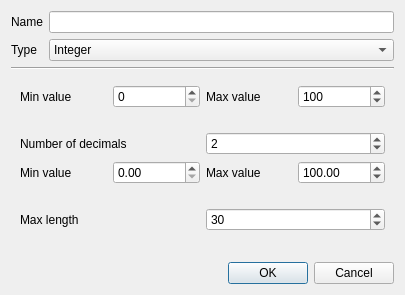
This is Dialogs/AddColumnDialog.ui in AmbreM71/MovieManager as Qt 5 draws it before an edit. The edited form follows.
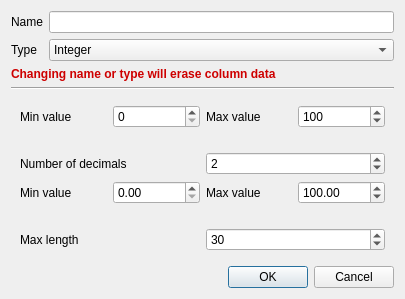
This is the edited form.

Commit message:
[Custom columns] Alter movies table columns
Add or remove column of movies table as they're defined in MovieManager

Patch:
```diff
--- a/Dialogs/AddColumnDialog.ui
+++ b/Dialogs/AddColumnDialog.ui
@@ -29,7 +29,7 @@
    <bool>true</bool>
   </property>
   <layout class="QGridLayout" name="gridLayout_2">
-   <item row="5" column="0" colspan="2">
+   <item row="7" column="0" colspan="2">
     <widget class="QWidget" name="TextPropertiesWidget" native="true">
      <property name="enabled">
       <bool>true</bool>
@@ -70,57 +70,27 @@
      </layout>
     </widget>
    </item>
-   <item row="3" column="0" colspan="2">
-    <widget class="QWidget" name="IntPropertiesWidget" native="true">
-     <property name="maximumSize">
+   <item row="0" column="1">
+    <widget class="QLineEdit" name="NameLineEdit">
+     <property name="maxLength">
+      <number>32</number>
+     </property>
+    </widget>
+   </item>
+   <item row="8" column="0" colspan="2">
+    <spacer name="verticalSpacer">
+     <property name="orientation">
+      <enum>Qt::Vertical</enum>
+     </property>
+     <property name="sizeHint" stdset="0">
       <size>
-       <width>16777215</width>
-       <height>43</height>
+       <width>20</width>
+       <height>0</height>
       </size>
      </property>
-     <layout class="QGridLayout" name="gridLayout">
-      <item row="0" column="0">
-       <widget class="QLabel" name="IntMinValueLabel">
-        <property name="text">
-         <string>Min value</string>
-        </property>
-       </widget>
-      </item>
-      <item row="0" column="1">
-       <widget class="QSpinBox" name="IntMinValue">
-        <property name="maximum">
-         <number>65535</number>
-        </property>
-       </widget>
-      </item>
-      <item row="0" column="2">
-       <widget class="QLabel" name="IntMaxValueLabel">
-        <property name="text">
-         <string>Max value</string>
-        </property>
-       </widget>
-      </item>
-      <item row="0" column="3">
-       <widget class="QSpinBox" name="IntMaxValue">
-        <property name="maximum">
-         <number>999999999</number>
-        </property>
-        <property name="value">
-         <number>100</number>
-        </property>
-       </widget>
-      </item>
-     </layout>
-    </widget>
+    </spacer>
    </item>
-   <item row="1" column="0">
-    <widget class="QLabel" name="TypeLabel">
-     <property name="text">
-      <string>Type</string>
-     </property>
-    </widget>
-   </item>
-   <item row="4" column="0" colspan="2">
+   <item row="6" column="0" colspan="2">
     <widget class="QWidget" name="DoublePropertiesWidget" native="true">
      <property name="enabled">
       <bool>true</bool>
@@ -192,7 +162,74 @@
      </layout>
     </widget>
    </item>
-   <item row="1" column="1">
+   <item row="5" column="0" colspan="2">
+    <widget class="QWidget" name="IntPropertiesWidget" native="true">
+     <property name="maximumSize">
+      <size>
+       <width>16777215</width>
+       <height>43</height>
+      </size>
+     </property>
+     <layout class="QGridLayout" name="gridLayout">
+      <item row="0" column="0">
+       <widget class="QLabel" name="IntMinValueLabel">
+        <property name="text">
+         <string>Min value</string>
+        </property>
+       </widget>
+      </item>
+      <item row="0" column="1">
+       <widget class="QSpinBox" name="IntMinValue">
+        <property name="maximum">
+         <number>65535</number>
+        </property>
+       </widget>
+      </item>
+      <item row="0" column="2">
+       <widget class="QLabel" name="IntMaxValueLabel">
+        <property name="text">
+         <string>Max value</string>
+        </property>
+       </widget>
+      </item>
+      <item row="0" column="3">
+       <widget class="QSpinBox" name="IntMaxValue">
+        <property name="maximum">
+         <number>999999999</number>
+        </property>
+        <property name="value">
+         <number>100</number>
+        </property>
+       </widget>
+      </item>
+     </layout>
+    </widget>
+   </item>
+   <item row="9" column="0" colspan="2">
+    <widget class="QDialogButtonBox" name="buttonBox">
+     <property name="orientation">
+      <enum>Qt::Horizontal</enum>
+     </property>
+     <property name="standardButtons">
+      <set>QDialogButtonBox::Cancel|QDialogButtonBox::Ok</set>
+     </property>
+    </widget>
+   </item>
+   <item row="2" column="0">
+    <widget class="QLabel" name="TypeLabel">
+     <property name="text">
+      <string>Type</string>
+     </property>
+    </widget>
+   </item>
+   <item row="4" column="0" colspan="2">
+    <widget class="Line" name="Separator">
+     <property name="orientation">
+      <enum>Qt::Horizontal</enum>
+     </property>
+    </widget>
+   </item>
+   <item row="2" column="1">
     <widget class="QComboBox" name="TypeComboBox">
      <item>
       <property name="text">
@@ -211,20 +248,6 @@
      </item>
     </widget>
    </item>
-   <item row="0" column="1">
-    <widget class="QLineEdit" name="NameLineEdit">
-     <property name="maxLength">
-      <number>32</number>
-     </property>
-    </widget>
-   </item>
-   <item row="2" column="0" colspan="2">
-    <widget class="Line" name="Separator">
-     <property name="orientation">
-      <enum>Qt::Horizontal</enum>
-     </property>
-    </widget>
-   </item>
    <item row="0" column="0">
     <widget class="QLabel" name="NameLabel">
      <property name="text">
@@ -232,29 +255,45 @@
      </property>
     </widget>
    </item>
-   <item row="7" column="0" colspan="2">
-    <widget class="QDialogButtonBox" name="buttonBox">
-     <property name="orientation">
-      <enum>Qt::Horizontal</enum>
+   <item row="3" column="0" colspan="2">
+    <widget class="QLabel" name="WarningLabel">
+     <property name="palette">
+      <palette>
+       <active>
+        <colorrole role="WindowText">
+         <brush brushstyle="SolidPattern">
+          <color alpha="255">
+           <red>206</red>
+           <green>0</green>
+           <blue>0</blue>
+          </color>
+         </brush>
+        </colorrole>
+       </active>
+       <inactive>
+        <colorrole role="WindowText">
+         <brush brushstyle="SolidPattern">
+          <color alpha="255">
+           <red>206</red>
+           <green>0</green>
+           <blue>0</blue>
+          </color>
+         </brush>
+        </colorrole>
+       </inactive>
+       <disabled/>
+      </palette>
      </property>
-     <property name="standardButtons">
-      <set>QDialogButtonBox::Cancel|QDialogButtonBox::Ok</set>
+     <property name="font">
+      <font>
+       <bold>true</bold>
+      </font>
+     </property>
+     <property name="text">
+      <string>Changing name or type will erase column data</string>
      </property>
     </widget>
    </item>
-   <item row="6" column="0" colspan="2">
-    <spacer name="verticalSpacer">
-     <property name="orientation">
-      <enum>Qt::Vertical</enum>
-     </property>
-     <property name="sizeHint" stdset="0">
-      <size>
-       <width>20</width>
-       <height>0</height>
-      </size>
-     </property>
-    </spacer>
-   </item>
   </layout>
  </widget>
  <tabstops>
```
The commit also changes 2 other files.
